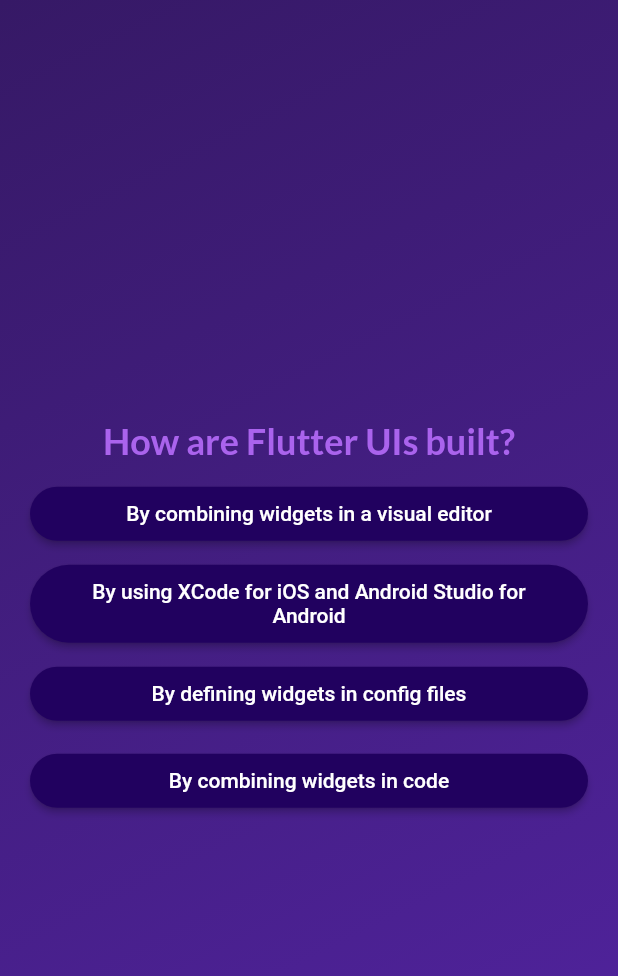
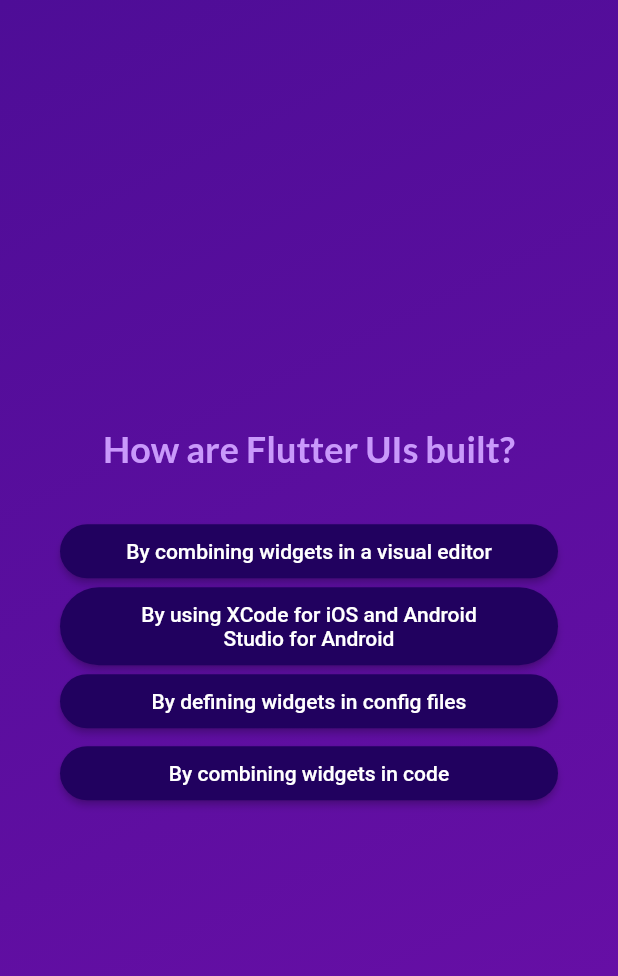
Before and after one commit to Malzagic/quiz_app, a Flutter app: the screen it shows after launch, after a tap on "Start Quiz", after a tap on "Components", on a phone screen of 412 x 824 dp. Shown: the top 976 px of the screen. Run offline on Flutter 3.47's test engine with Material 2 defaults, Android fonts, the phone set to English and light mode, and no system bars; our stand-ins replace google_fonts.

```diff
--- a/lib/data/questions.dart
+++ b/lib/data/questions.dart
@@ -1,7 +1,7 @@
-import 'package:quiz_app/models/quiz_questions.dart';
+import 'package:adv_basics/models/quiz_question.dart';
 
 const questions = [
-  QuizQuestions(
+  QuizQuestion(
     'What are the main building blocks of Flutter UIs?',
     [
       'Widgets',
@@ -10,16 +10,13 @@ const questions = [
       'Functions',
     ],
   ),
-  QuizQuestions(
-    'How are Flutter UIs built?',
-    [
-      'By combining widgets in code',
-      'By combining widgets in a visual editor',
-      'By defining widgets in config files',
-      'By using XCode for iOS and Android Studio for Android',
-    ],
-  ),
-  QuizQuestions(
+  QuizQuestion('How are Flutter UIs built?', [
+    'By combining widgets in code',
+    'By combining widgets in a visual editor',
+    'By defining widgets in config files',
+    'By using XCode for iOS and Android Studio for Android',
+  ]),
+  QuizQuestion(
     'What\'s the purpose of a StatefulWidget?',
     [
       'Update UI as data changes',
@@ -28,7 +25,7 @@ const questions = [
       'Render UI that does not depend on data',
     ],
   ),
-  QuizQuestions(
+  QuizQuestion(
     'Which widget should you try to use more often: StatelessWidget or StatefulWidget?',
     [
       'StatelessWidget',
@@ -37,7 +34,7 @@ const questions = [
       'None of the above',
     ],
   ),
-  QuizQuestions(
+  QuizQuestion(
     'What happens if you change data in a StatelessWidget?',
     [
       'The UI is not updated',
@@ -46,7 +43,7 @@ const questions = [
       'Any nested StatefulWidgets are updated',
     ],
   ),
-  QuizQuestions(
+  QuizQuestion(
     'How should you update data inside of StatefulWidgets?',
     [
       'By calling setState()',
--- a/lib/main.dart
+++ b/lib/main.dart
@@ -1,5 +1,6 @@
 import 'package:flutter/material.dart';
-import 'package:quiz_app/quiz.dart';
+
+import 'package:adv_basics/quiz.dart';
 
 void main() {
   runApp(const Quiz());
--- a/lib/models/quiz_questions.dart
+++ b/lib/models/quiz_question.dart
@@ -1,5 +1,5 @@
-class QuizQuestions {
-  const QuizQuestions(this.text, this.answers);
+class QuizQuestion {
+  const QuizQuestion(this.text, this.answers);
 
   final String text;
   final List<String> answers;
@@ -7,7 +7,6 @@ class QuizQuestions {
   List<String> get shuffledAnswers {
     final shuffledList = List.of(answers);
     shuffledList.shuffle();
-
     return shuffledList;
   }
 }
--- a/lib/questions_screen.dart
+++ b/lib/questions_screen.dart
@@ -1,12 +1,14 @@
 import 'package:flutter/material.dart';
 import 'package:google_fonts/google_fonts.dart';
-import 'package:quiz_app/answer_button.dart';
-import 'package:quiz_app/data/questions.dart';
 
-test() {}
+import 'package:adv_basics/answer_button.dart';
+import 'package:adv_basics/data/questions.dart';
 
 class QuestionsScreen extends StatefulWidget {
-  const QuestionsScreen({super.key, required this.onSelectAnswer});
+  const QuestionsScreen({
+    super.key,
+    required this.onSelectAnswer,
+  });
 
   final void Function(String answer) onSelectAnswer;
 
@@ -21,9 +23,10 @@ class _QuestionsScreenState extends State<QuestionsScreen> {
 
   void answerQuestion(String selectedAnswer) {
     widget.onSelectAnswer(selectedAnswer);
-
+    // currentQuestionIndex = currentQuestionIndex + 1;
+    // currentQuestionIndex += 1;
     setState(() {
-      currentQuestionIndex++;
+      currentQuestionIndex++; // increments the value by 1
     });
   }
 
@@ -34,7 +37,7 @@ class _QuestionsScreenState extends State<QuestionsScreen> {
     return SizedBox(
       width: double.infinity,
       child: Container(
-        margin: const EdgeInsets.all(20),
+        margin: const EdgeInsets.all(40),
         child: Column(
           mainAxisAlignment: MainAxisAlignment.center,
           crossAxisAlignment: CrossAxisAlignment.stretch,
@@ -42,21 +45,19 @@ class _QuestionsScreenState extends State<QuestionsScreen> {
             Text(
               currentQuestion.text,
               style: GoogleFonts.lato(
-                color: const Color.fromARGB(255, 170, 99, 237),
+                color: const Color.fromARGB(255, 201, 153, 251),
                 fontSize: 24,
                 fontWeight: FontWeight.bold,
               ),
               textAlign: TextAlign.center,
             ),
+            const SizedBox(height: 30),
             ...currentQuestion.shuffledAnswers.map((answer) {
-              return Padding(
-                padding: const EdgeInsets.only(top: 10.0),
-                child: AnswerButton(
-                  answerText: answer,
-                  onTap: () {
-                    answerQuestion(answer);
-                  },
-                ),
+              return AnswerButton(
+                answerText: answer,
+                onTap: () {
+                  answerQuestion(answer);
+                },
               );
             })
           ],
--- a/lib/questions_summary/question_identifier.dart
+++ b/lib/questions_summary/question_identifier.dart
@@ -1,7 +1,7 @@
 import 'package:flutter/material.dart';
 
-class QuestionIndentifier extends StatelessWidget {
-  const QuestionIndentifier({
+class QuestionIdentifier extends StatelessWidget {
+  const QuestionIdentifier({
     super.key,
     required this.isCorrectAnswer,
     required this.questionIndex,
@@ -13,7 +13,6 @@ class QuestionIndentifier extends StatelessWidget {
   @override
   Widget build(BuildContext context) {
     final questionNumber = questionIndex + 1;
-
     return Container(
       width: 30,
       height: 30,
--- a/lib/quiz.dart
+++ b/lib/quiz.dart
@@ -1,8 +1,9 @@
 import 'package:flutter/material.dart';
-import 'package:quiz_app/data/questions.dart';
-import 'package:quiz_app/start_screen.dart';
-import 'package:quiz_app/questions_screen.dart';
-import 'package:quiz_app/results_screen.dart';
+
+import 'package:adv_basics/start_screen.dart';
+import 'package:adv_basics/questions_screen.dart';
+import 'package:adv_basics/data/questions.dart';
+import 'package:adv_basics/results_screen.dart';
 
 class Quiz extends StatefulWidget {
   const Quiz({super.key});
@@ -14,45 +15,45 @@ class Quiz extends StatefulWidget {
 }
 
 class _QuizState extends State<Quiz> {
-  List<String> selectedAnswers = [];
-  var activeScreen = 'start-screen';
+  List<String> _selectedAnswers = [];
+  var _activeScreen = 'start-screen';
 
-  void switchScreen() {
+  void _switchScreen() {
     setState(() {
-      activeScreen = 'questions-screen';
+      _activeScreen = 'questions-screen';
     });
   }
 
-  void chooseAnswer(String answer) {
-    selectedAnswers.add(answer);
+  void _chooseAnswer(String answer) {
+    _selectedAnswers.add(answer);
 
-    if (selectedAnswers.length == questions.length) {
+    if (_selectedAnswers.length == questions.length) {
       setState(() {
-        activeScreen = 'results-screen';
+        _activeScreen = 'results-screen';
       });
     }
   }
 
   void restartQuiz() {
     setState(() {
-      selectedAnswers = [];
-      activeScreen = 'questions-sreen';
+      _selectedAnswers = [];
+      _activeScreen = 'questions-screen';
     });
   }
 
   @override
   Widget build(context) {
-    Widget? screenWidget = StartScreen(switchScreen);
+    Widget screenWidget = StartScreen(_switchScreen);
 
-    if (activeScreen == 'questions-screen') {
+    if (_activeScreen == 'questions-screen') {
       screenWidget = QuestionsScreen(
-        onSelectAnswer: chooseAnswer,
+        onSelectAnswer: _chooseAnswer,
       );
     }
 
-    if (activeScreen == 'results-screen') {
+    if (_activeScreen == 'results-screen') {
       screenWidget = ResultsScreen(
-        chosenAnswers: selectedAnswers,
+        chosenAnswers: _selectedAnswers,
         onRestart: restartQuiz,
       );
     }
@@ -63,8 +64,8 @@ class _QuizState extends State<Quiz> {
           decoration: const BoxDecoration(
             gradient: LinearGradient(
               colors: [
-                Color.fromARGB(255, 54, 25, 102),
-                Color.fromARGB(255, 83, 36, 163)
+                Color.fromARGB(255, 78, 13, 151),
+                Color.fromARGB(255, 107, 15, 168),
               ],
               begin: Alignment.topLeft,
               end: Alignment.bottomRight,
--- a/lib/start_screen.dart
+++ b/lib/start_screen.dart
@@ -17,30 +17,30 @@ class StartScreen extends StatelessWidget {
             width: 300,
             color: const Color.fromARGB(150, 255, 255, 255),
           ),
-          Padding(
-            padding: const EdgeInsets.only(top: 30.0),
-            child: Center(
-              child: Text(
+          // Opacity(
+          //   opacity: 0.6,
+          //   child: Image.asset(
+          //     'assets/images/quiz-logo.png',
+          //     width: 300,
+          //   ),
+          // ),
+          const SizedBox(height: 80),
+          Text(
             'Learn Flutter the fun way!',
-                textAlign: TextAlign.center,
             style: GoogleFonts.lato(
-                  color: const Color.fromARGB(255, 170, 99, 237),
+              color: const Color.fromARGB(255, 237, 223, 252),
               fontSize: 24,
             ),
           ),
-            ),
-          ),
-          Padding(
-            padding: const EdgeInsets.only(top: 30.0),
-            child: OutlinedButton.icon(
+          const SizedBox(height: 30),
+          OutlinedButton.icon(
             onPressed: startQuiz,
-              style: const ButtonStyle(
-                foregroundColor: MaterialStatePropertyAll(Colors.white),
+            style: OutlinedButton.styleFrom(
+              foregroundColor: Colors.white,
             ),
             icon: const Icon(Icons.arrow_right_alt),
             label: const Text('Start Quiz'),
-            ),
-          ),
+          )
         ],
       ),
     );
```
Also changed, not shown: lib/questions_summary/questions_summary.dart (+6 -4 lines), lib/questions_summary/summary_item.dart (+13 -14 lines), lib/results_screen.dart (+27 -21 lines), pubspec.yaml (+6 -4 lines). Lines whose indentation alone changed are shown as unchanged.
